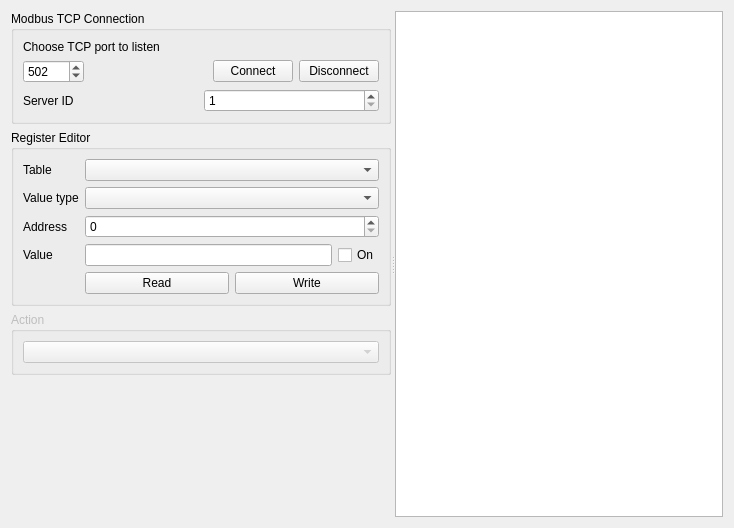
Above: PLDesk/modbustcplistener.ui from khomchenkovaa/PortListener before the change. Below: the same form after it.
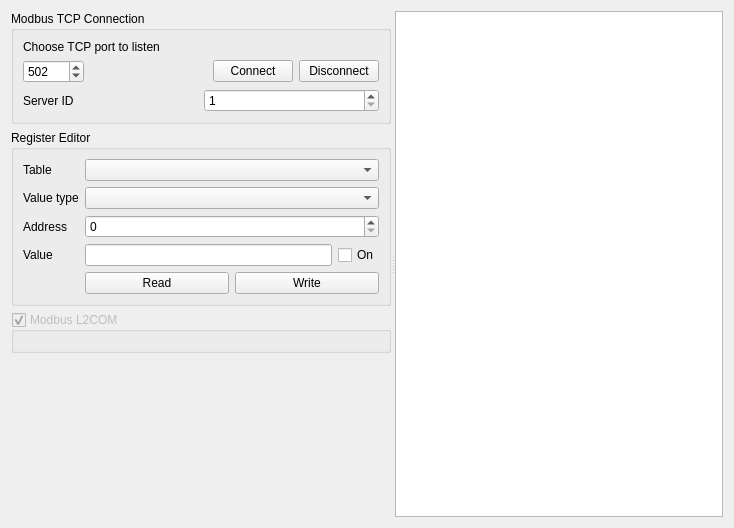
That is the form after the change.

Commit message: [MOD] modbus handler is acceptable to the modbus tcp server only

Patch:
```diff
--- a/PLDesk/modbustcplistener.ui
+++ b/PLDesk/modbustcplistener.ui
@@ -187,13 +187,12 @@
           <bool>false</bool>
          </property>
          <property name="title">
-          <string>Action</string>
+          <string>Modbus L2COM</string>
          </property>
-         <layout class="QVBoxLayout" name="verticalLayout_4">
-          <item>
-           <widget class="QComboBox" name="cmbHandler"/>
-          </item>
-         </layout>
+         <property name="checkable">
+          <bool>true</bool>
+         </property>
+         <layout class="QVBoxLayout" name="verticalLayout_4"/>
         </widget>
        </item>
        <item>
```
The commit also changes 5 other files.
